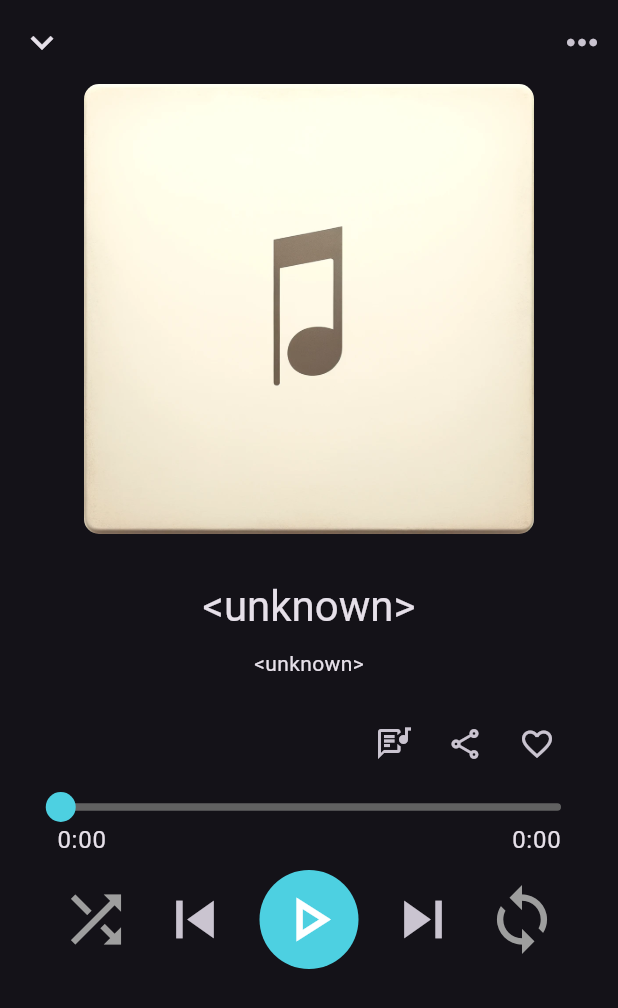
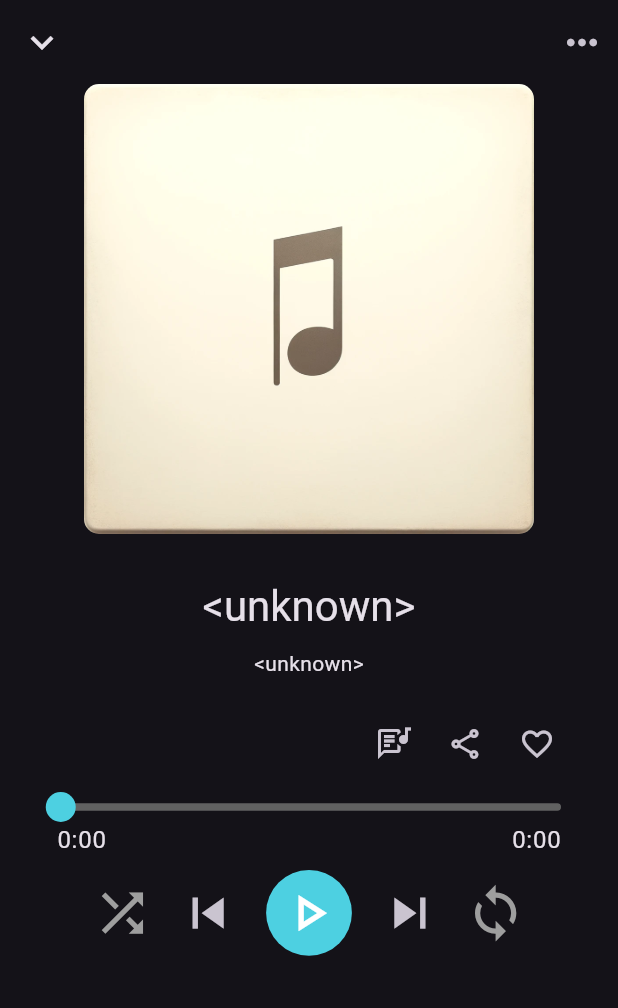
Before and after one commit to WonHyun/mulink, a Flutter app: the MusicPlayerScreen screen opened directly, on a phone screen of 412 x 824 dp. Shown: the top 1008 px of the screen. Run offline on Flutter 3.47's test engine with Material 3 defaults, Android fonts, the phone set to English and light mode, and no system bars; drawn by our look-alikes of audio_video_progress_bar; our stand-ins replace audio_service, file_picker, get, get_it, just_audio, marquee and 1 more; missing offline and left inert: flutter_media_metadata.

Commit message:
fix: optimaize player controll button size on screen size

```diff
--- a/lib/ui/music_player_screen/component/play_pause_button.dart
+++ b/lib/ui/music_player_screen/component/play_pause_button.dart
@@ -5,10 +5,12 @@ class PlayPauseButton extends StatelessWidget {
     super.key,
     required this.callback,
     required this.iconData,
+    required this.iconSize,
   });
 
   final VoidCallback callback;
   final IconData iconData;
+  final double iconSize;
 
   @override
   Widget build(BuildContext context) {
@@ -28,7 +30,7 @@ class PlayPauseButton extends StatelessWidget {
             child: Icon(
               iconData,
               color: Colors.white,
-              size: 50,
+              size: iconSize,
             ),
           ),
         ),
--- a/lib/ui/music_player_screen/component/play_state_button.dart
+++ b/lib/ui/music_player_screen/component/play_state_button.dart
@@ -9,11 +9,13 @@ class PlayStateButton extends StatelessWidget {
     required this.playButtonState,
     required this.playCallback,
     required this.pauseCallback,
+    required this.iconSize,
   });
 
   final PlayButtonState playButtonState;
   final VoidCallback playCallback;
   final VoidCallback pauseCallback;
+  final double iconSize;
 
   @override
   Widget build(BuildContext context) {
@@ -29,16 +31,19 @@ class PlayStateButton extends StatelessWidget {
             return PlayPauseButton(
               callback: pauseCallback.call,
               iconData: Icons.pause,
+              iconSize: iconSize,
             );
           case PlayButtonState.paused:
             return PlayPauseButton(
               callback: playCallback.call,
               iconData: Icons.play_arrow_outlined,
+              iconSize: iconSize,
             );
           default:
             return PlayPauseButton(
               callback: playCallback.call,
               iconData: Icons.play_arrow_outlined,
+              iconSize: iconSize,
             );
         }
       },
--- a/lib/ui/music_player_screen/component/repeat_button.dart
+++ b/lib/ui/music_player_screen/component/repeat_button.dart
@@ -6,13 +6,16 @@ class RepeatButton extends StatelessWidget {
     super.key,
     required this.repeatState,
     required this.callback,
+    required this.iconSize,
   });
 
   final RepeatState repeatState;
   final VoidCallback callback;
+  final double iconSize;
 
   @override
   Widget build(BuildContext context) {
+    final fontSize = iconSize / 3;
     return IconButton(
       onPressed: callback.call,
       icon: Stack(
@@ -20,7 +23,7 @@ class RepeatButton extends StatelessWidget {
         children: [
           Icon(
             Icons.loop,
-            size: 50,
+            size: iconSize,
             color: repeatState == RepeatState.off
                 ? Colors.grey
                 : Colors.cyan.shade300,
@@ -34,7 +37,7 @@ class RepeatButton extends StatelessWidget {
                   return Text(
                     "A",
                     style: TextStyle(
-                      fontSize: 12,
+                      fontSize: fontSize,
                       color: Colors.cyan.shade300,
                     ),
                   );
@@ -42,7 +45,7 @@ class RepeatButton extends StatelessWidget {
                   return Text(
                     "1",
                     style: TextStyle(
-                      fontSize: 12,
+                      fontSize: fontSize,
                       color: Colors.cyan.shade300,
                     ),
                   );
--- a/lib/ui/music_player_screen/component/shuffle_button.dart
+++ b/lib/ui/music_player_screen/component/shuffle_button.dart
@@ -5,16 +5,18 @@ class ShuffleButton extends StatelessWidget {
     super.key,
     required this.isShuffled,
     required this.callback,
+    required this.iconSize,
   });
 
   final bool isShuffled;
   final VoidCallback callback;
+  final double iconSize;
 
   @override
   Widget build(BuildContext context) {
     return IconButton(
       onPressed: callback.call,
-      icon: const Icon(Icons.shuffle, size: 50),
+      icon: Icon(Icons.shuffle, size: iconSize),
       color: isShuffled ? Colors.cyan.shade300 : Colors.grey,
     );
   }
--- a/lib/ui/music_player_screen/layout/player_controll_panel.dart
+++ b/lib/ui/music_player_screen/layout/player_controll_panel.dart
@@ -1,10 +1,13 @@
 import 'package:flutter/material.dart';
 import 'package:get/get.dart';
 import 'package:mulink/controller/player_controller.dart';
+import 'package:mulink/global/extension/context_extension.dart';
 
 import '../component/play_state_button.dart';
 import '../component/repeat_button.dart';
 import '../component/shuffle_button.dart';
+
+import 'dart:math' as math;
 
 class MediaControllPanel extends StatelessWidget {
   const MediaControllPanel({
@@ -16,6 +19,7 @@ class MediaControllPanel extends StatelessWidget {
 
   @override
   Widget build(BuildContext context) {
+    final iconSize = math.min(context.deviceWidth / 10, 50.0);
     return GetBuilder<PlayerController>(
       builder: (_) {
         return Row(
@@ -24,12 +28,13 @@ class MediaControllPanel extends StatelessWidget {
             ShuffleButton(
               isShuffled: controller.isShuffled,
               callback: controller.toggleShuffle,
+              iconSize: iconSize,
             ),
             IconButton(
               onPressed: controller.previous,
-              icon: const Icon(
+              icon: Icon(
                 Icons.skip_previous,
-                size: 50,
+                size: iconSize,
               ),
             ),
             Padding(
@@ -38,18 +43,20 @@ class MediaControllPanel extends StatelessWidget {
                 playButtonState: controller.playButtonState,
                 playCallback: controller.play,
                 pauseCallback: controller.pause,
+                iconSize: iconSize,
               ),
             ),
             IconButton(
               onPressed: controller.next,
-              icon: const Icon(
+              icon: Icon(
                 Icons.skip_next,
-                size: 50,
+                size: iconSize,
               ),
             ),
             RepeatButton(
               repeatState: controller.repeatState,
               callback: controller.toggleRepeatMode,
+              iconSize: iconSize,
             ),
           ],
         );
```
Also changed, not shown: 1 other file.
